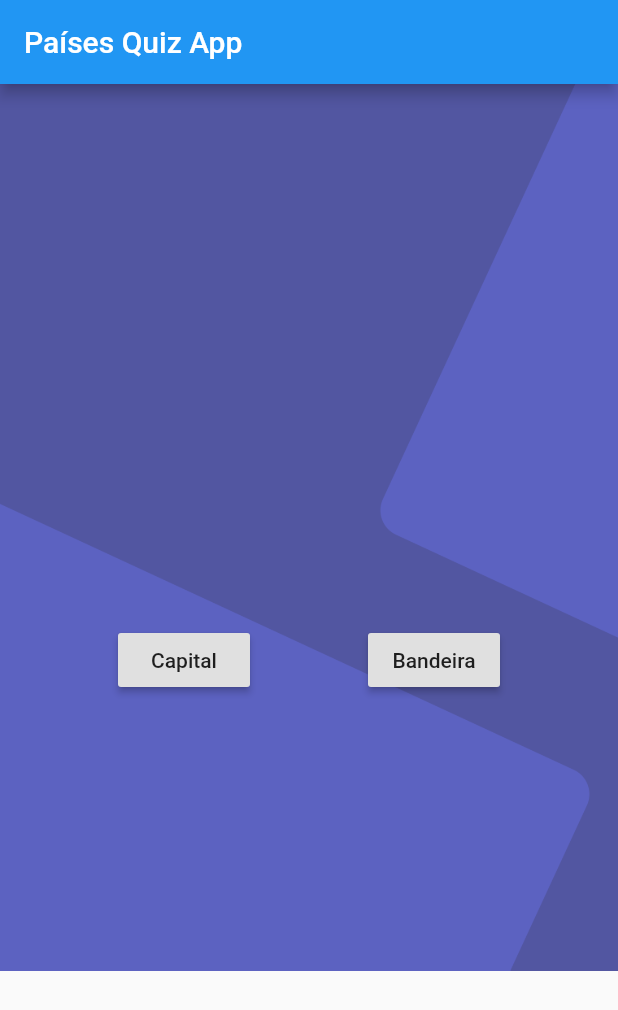
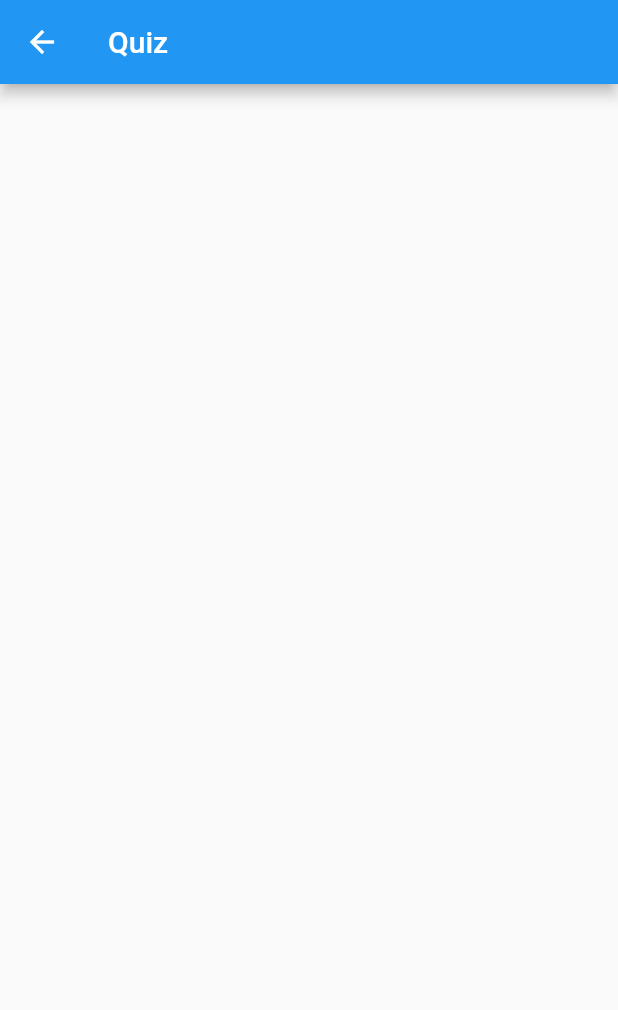
Before and after one commit to joaovirgili/country_quiz, a Flutter app: the screen it shows after launch, after a tap on "Capital", on a phone screen of 412 x 824 dp. Shown: the top 1010 px of the screen. Run offline on Flutter 3.47's test engine with Material 2 defaults, Android fonts, the phone set to English and light mode, and no system bars; our stand-ins replace flutter_modular, mobx; generated files the repository leaves out were written again.

Commit message:
Criação e navegação para a página do quiz

```diff
--- a/lib/app/modules/home/home_module.dart
+++ b/lib/app/modules/home/home_module.dart
@@ -1,3 +1,7 @@
+import 'package:country_quiz/app/modules/home/pages/quiz/quiz_page.dart';
+import 'package:country_quiz/shared/routes.dart';
+
+import 'pages/quiz/quiz_controller.dart';
 import 'home_controller.dart';
 import 'package:flutter_modular/flutter_modular.dart';
 
@@ -6,12 +10,14 @@ import 'home_page.dart';
 class HomeModule extends ChildModule {
   @override
   List<Bind> get binds => [
+        $QuizController,
         $HomeController,
       ];
 
   @override
   List<ModularRouter> get routers => [
         ModularRouter(Modular.initialRoute, child: (_, args) => HomePage()),
+        ModularRouter(AppRoutes.quiz, child: (_, args) => QuizPage()),
       ];
 
   static Inject get to => Inject<HomeModule>.of();
--- a/lib/app/modules/home/home_page.dart
+++ b/lib/app/modules/home/home_page.dart
@@ -1,3 +1,5 @@
+import 'package:country_quiz/shared/assets.dart';
+import 'package:country_quiz/shared/routes.dart';
 import 'package:flutter/material.dart';
 import 'package:flutter_modular/flutter_modular.dart';
 import 'home_controller.dart';
@@ -19,11 +21,10 @@ class _HomePageState extends ModularState<HomePage, HomeController> {
       body: Stack(
         children: [
           LayoutBuilder(builder: (context, constraints) {
-            print(constraints.maxHeight);
             return SizedBox(
-              height: 591,
+              height: constraints.maxHeight,
               child: Image.asset(
-                "assets/img/background.png",
+                AppAssets.background,
                 fit: BoxFit.cover,
               ),
             );
@@ -33,11 +34,15 @@ class _HomePageState extends ModularState<HomePage, HomeController> {
               mainAxisAlignment: MainAxisAlignment.spaceEvenly,
               children: [
                 RaisedButton(
-                  onPressed: () {},
+                  onPressed: () {
+                    Modular.to.pushNamed(AppRoutes.quiz);
+                  },
                   child: Text("Capital"),
                 ),
                 RaisedButton(
-                  onPressed: () {},
+                  onPressed: () {
+                    Modular.to.pushNamed(AppRoutes.quiz);
+                  },
                   child: Text("Bandeira"),
                 ),
               ],
--- /dev/null
+++ b/lib/app/modules/home/pages/quiz/quiz_page.dart
@@ -0,0 +1,27 @@
+import 'package:flutter/material.dart';
+import 'package:flutter_modular/flutter_modular.dart';
+import 'quiz_controller.dart';
+
+class QuizPage extends StatefulWidget {
+  final String title;
+  const QuizPage({Key key, this.title = "Quiz"}) : super(key: key);
+
+  @override
+  _QuizPageState createState() => _QuizPageState();
+}
+
+class _QuizPageState extends ModularState<QuizPage, QuizController> {
+  //use 'controller' variable to access controller
+
+  @override
+  Widget build(BuildContext context) {
+    return Scaffold(
+      appBar: AppBar(
+        title: Text(widget.title),
+      ),
+      body: Column(
+        children: <Widget>[],
+      ),
+    );
+  }
+}
--- /dev/null
+++ b/lib/shared/assets.dart
@@ -0,0 +1,3 @@
+class AppAssets {
+  static const background = "assets/img/background.png";
+}
--- /dev/null
+++ b/lib/shared/routes.dart
@@ -0,0 +1,3 @@
+class AppRoutes {
+  static const quiz = "/quiz";
+}
```
Also changed, not shown: lib/app/modules/home/pages/quiz/quiz_controller.dart (added, +17 -0 lines), lib/app/modules/home/pages/quiz/quiz_controller.g.dart (added), 2 other files.
